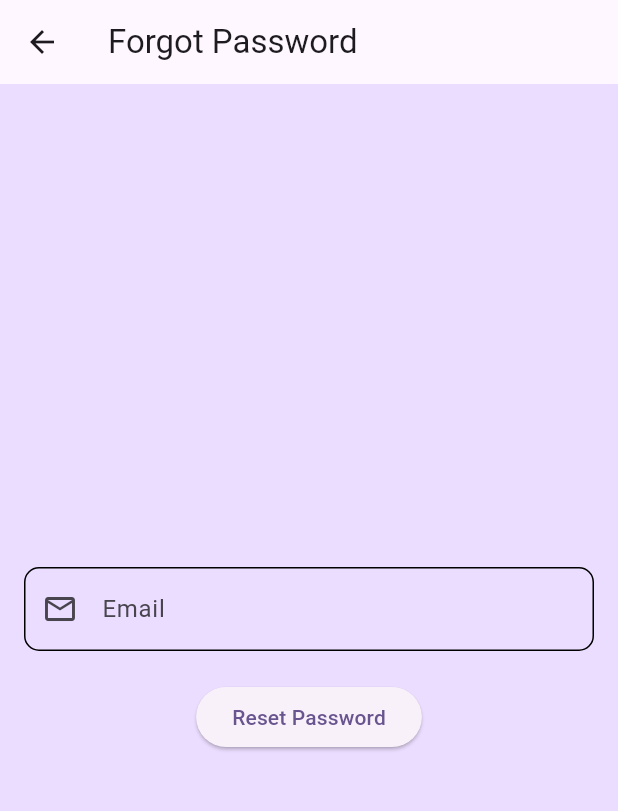
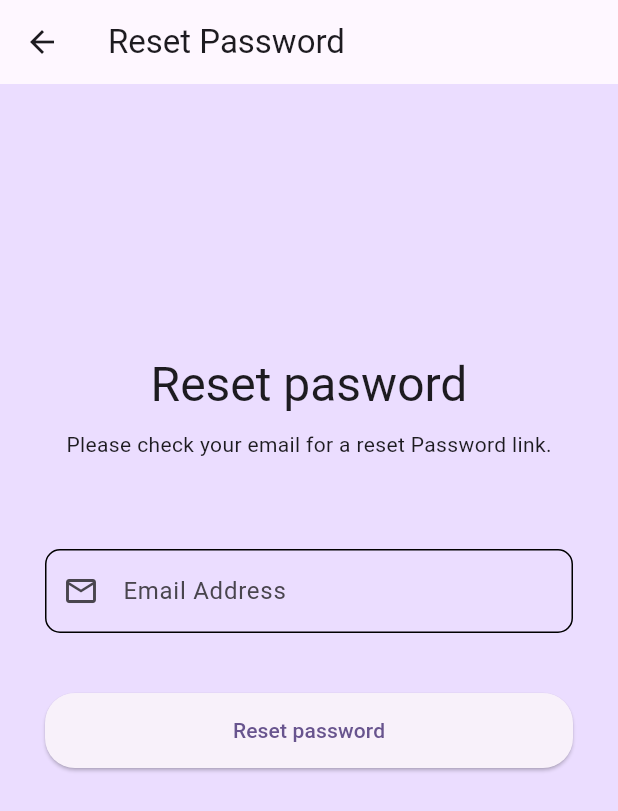
Before and after one commit to Yaswanth-Mitta/Samraksh, a Flutter app: the screen it shows after launch, after a tap on "Forgot Password", on a phone screen of 412 x 824 dp. Shown: the top 811 px of the screen. Run offline on Flutter 3.47's test engine with Material 2 defaults, Android fonts, the phone set to English and light mode, and no system bars; our stand-ins replace email_validator, firebase_auth, firebase_core; accounts and stored records are empty.

Commit message:
Added Email Verification and its corresponding pages and routings

```diff
--- a/rakshak_my_app/lib/main.dart
+++ b/rakshak_my_app/lib/main.dart
@@ -1,8 +1,11 @@
+// ignore_for_file: unused_import
+
 import 'package:firebase_auth/firebase_auth.dart';
 import 'package:firebase_core/firebase_core.dart';
 import 'package:flutter/material.dart';
 import 'package:rakshak_my_app/src/auth/login_screen.dart';
 import 'package:rakshak_my_app/firebase_options.dart';
+import 'package:rakshak_my_app/src/auth/verifyemail.dart';
 import 'package:rakshak_my_app/src/home/home_screen.dart';
 import 'package:rakshak_my_app/src/util/utils.dart';
 
@@ -60,7 +63,7 @@
               child: Text("Something went wrong"),
             );
           } else if (snapshot.hasData) {
-            return const HomeScreen();
+            return const VerifyEmailScreen();
           } else {
             return const LoginScreen();
           }
--- a/rakshak_my_app/lib/src/auth/forgot_password.dart
+++ b/rakshak_my_app/lib/src/auth/forgot_password.dart
@@ -17,27 +17,100 @@ class ForgotPassword extends StatefulWidget {
 class _ForgotPasswordState extends State<ForgotPassword> {
   final GlobalKey<FormState> _formKey = GlobalKey();
   final TextEditingController _controllerEmail = TextEditingController();
+  // @override
+  // Widget build(BuildContext context) {
+  //   return Scaffold(
+  //     backgroundColor: Theme.of(context).colorScheme.primaryContainer,
+  //     appBar: AppBar(
+  //       title: const Text('Forgot Password'),
+  //     ),
+  //     body: Form(
+  //       key: _formKey,
+  //       child: Center(
+  //         child: Padding(
+  //           padding: const EdgeInsets.all(16.0),
+  //           child: Column(
+  //             mainAxisAlignment: MainAxisAlignment.center,
+  //             children: [
+  //               TextFormField(
+  //                 controller: _controllerEmail,
+  //                 // focusNode: _focusNodeEmail,
+  //                 keyboardType: TextInputType.emailAddress,
+  //                 decoration: InputDecoration(
+  //                   labelText: "Email",
+  //                   prefixIcon: const Icon(Icons.email_outlined),
+  //                   border: OutlineInputBorder(
+  //                     borderRadius: BorderRadius.circular(10),
+  //                   ),
+  //                   enabledBorder: OutlineInputBorder(
+  //                     borderRadius: BorderRadius.circular(10),
+  //                   ),
+  //                 ),
+  //                 // validator: (String? value) {
+  //                 //   if (value == null || value.isEmpty) {
+  //                 //     return "Please enter email.";
+  //                 //   } else if (!(value.contains('@') && value.contains('.'))) {
+  //                 //     return "Invalid email";
+  //                 //   }
+  //                 //   return null;
+  //                 // },
+  //                 autovalidateMode: AutovalidateMode.onUserInteraction,
+  //                 validator: (email) => email!.isNotEmpty &&
+  //                         !EmailValidator.validate(email.toString())
+  //                     ? "Enter Valid Email "
+  //                     : null,
+
+  //                 // onEditingComplete: () => _focusNodePassword.requestFocus(),
+  //               ),
+  //               const SizedBox(height: 20),
+  //               ElevatedButton(
+  //                 onPressed: verifyEmail,
+  //                 child: const Text('Reset Password'),
+  //               ),
+  //             ],
+  //           ),
+  //         ),
+  //       ),
+  //     ),
+  //   );
+  // }
   @override
   Widget build(BuildContext context) {
     return Scaffold(
       backgroundColor: Theme.of(context).colorScheme.primaryContainer,
       appBar: AppBar(
-        title: const Text('Forgot Password'),
+        leading: IconButton(
+          icon: const Icon(Icons.arrow_back),
+          onPressed: () {
+            print("called");
+            Navigator.of(context)
+                .push(MaterialPageRoute(builder: (context) => const MainPage()));
+          },
+        ),
+        title: const Text("Reset Password"),
       ),
       body: Form(
         key: _formKey,
-        child: Center(
-          child: Padding(
-            padding: const EdgeInsets.all(16.0),
+        child: SingleChildScrollView(
+          padding: const EdgeInsets.all(30.0),
           child: Column(
-              mainAxisAlignment: MainAxisAlignment.center,
             children: [
+              const SizedBox(height: 150),
+              Text(
+                "Reset pasword",
+                style: Theme.of(context).textTheme.headlineLarge,
+              ),
+              const SizedBox(height: 10),
+              Text(
+                "Please check your email for a reset Password link.",
+                style: Theme.of(context).textTheme.bodyMedium,
+              ),
+              const SizedBox(height: 60),
               TextFormField(
                 controller: _controllerEmail,
-                  // focusNode: _focusNodeEmail,
                 keyboardType: TextInputType.emailAddress,
                 decoration: InputDecoration(
-                    labelText: "Email",
+                  labelText: "Email Address",
                   prefixIcon: const Icon(Icons.email_outlined),
                   border: OutlineInputBorder(
                     borderRadius: BorderRadius.circular(10),
@@ -46,29 +119,31 @@ class _ForgotPasswordState extends State<ForgotPassword> {
                     borderRadius: BorderRadius.circular(10),
                   ),
                 ),
-                  // validator: (String? value) {
-                  //   if (value == null || value.isEmpty) {
-                  //     return "Please enter email.";
-                  //   } else if (!(value.contains('@') && value.contains('.'))) {
-                  //     return "Invalid email";
-                  //   }
-                  //   return null;
-                  // },
-                  autovalidateMode: AutovalidateMode.onUserInteraction,
-                  validator: (email) => email!.isNotEmpty &&
-                          !EmailValidator.validate(email.toString())
-                      ? "Enter Valid Email "
-                      : null,
+                onEditingComplete: () => verifyEmail(),
+                validator: (String? value) {
+                  if (value == null || value.isEmpty) {
+                    return "Please enter email address.";
+                  }
 
-                  // onEditingComplete: () => _focusNodePassword.requestFocus(),
+                  if (!value.contains("@")) {
+                    return "Please enter a valid email address.";
+                  }
+
+                  return null;
+                },
               ),
-                const SizedBox(height: 20),
+              const SizedBox(height: 40),
               ElevatedButton(
+                style: ElevatedButton.styleFrom(
+                  minimumSize: const Size.fromHeight(50),
+                  shape: RoundedRectangleBorder(
+                    borderRadius: BorderRadius.circular(20),
+                  ),
+                ),
                 onPressed: verifyEmail,
-                  child: const Text('Reset Password'),
+                child: const Text("Reset password"),
               ),
             ],
-            ),
           ),
         ),
       ),
```
Also changed, not shown: rakshak_my_app/lib/src/auth/signup_screen.dart (+11 -3 lines), rakshak_my_app/lib/src/auth/verifyemail.dart (added, +84 -0 lines). Lines whose indentation alone changed are shown as unchanged.
